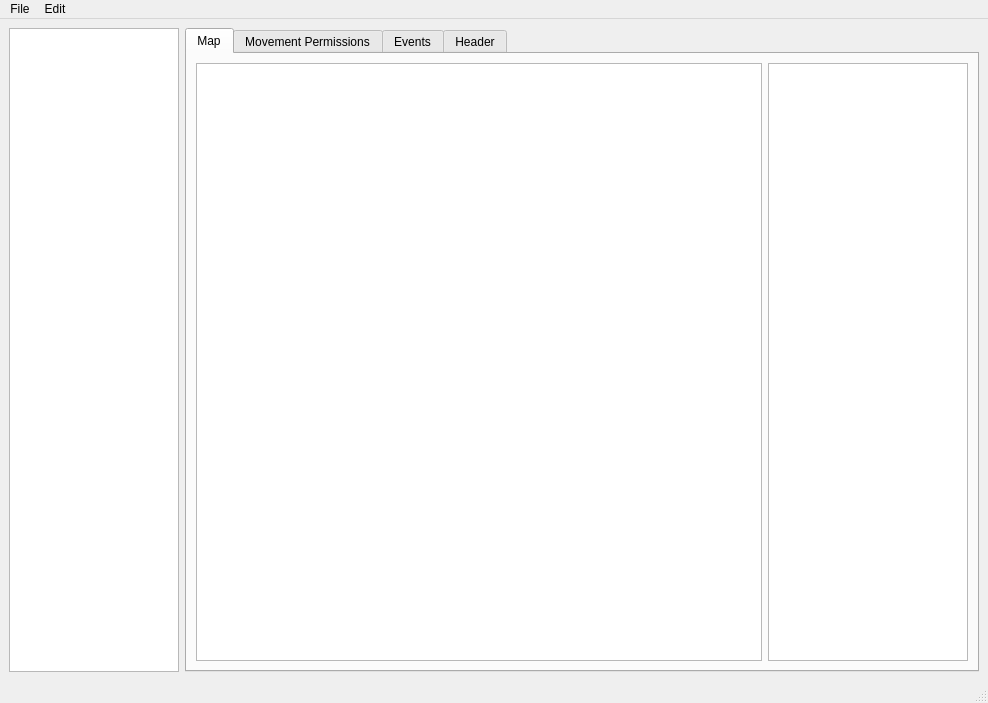
Above: mapped.ui from cosarara/blue-spider before the change. Below: the same form after it.
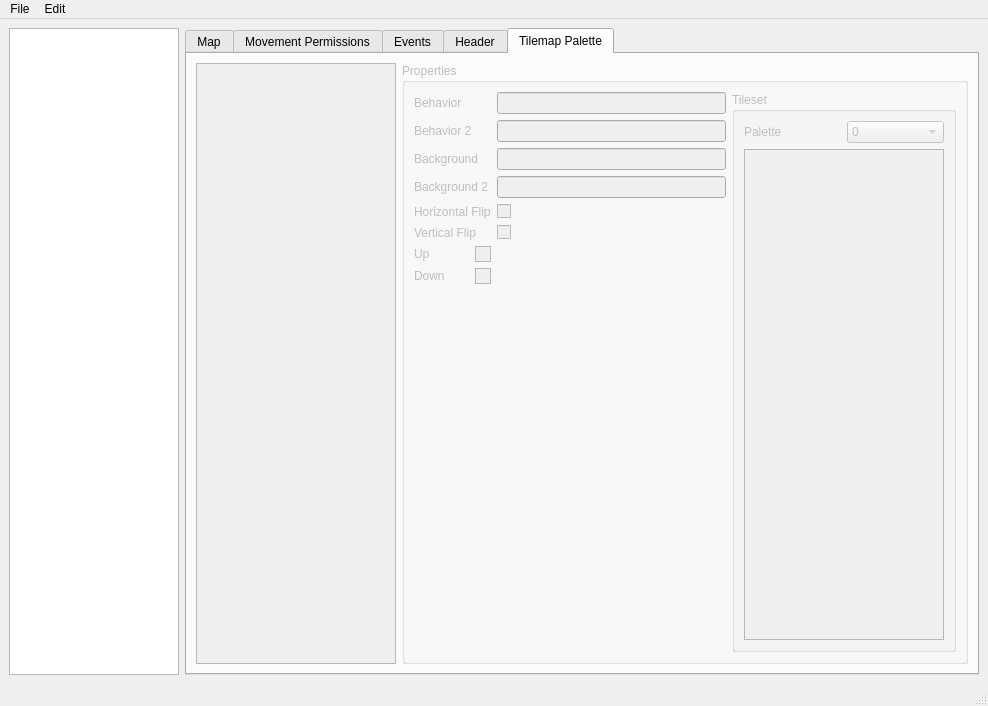
That is the form after the change. The open tabs and pages were chosen to show the change. Icons and pictures are not drawn.

Commit message: New elements in ui, still not used

```diff
--- a/mapped.ui
+++ b/mapped.ui
@@ -7,7 +7,7 @@
     <x>0</x>
     <y>0</y>
     <width>988</width>
-    <height>703</height>
+    <height>706</height>
    </rect>
   </property>
   <property name="sizePolicy">
@@ -2032,6 +2032,324 @@
         </item>
        </layout>
       </widget>
+      <widget class="QWidget" name="PalTab">
+       <property name="enabled">
+        <bool>false</bool>
+       </property>
+       <attribute name="title">
+        <string>Tilemap Palette</string>
+       </attribute>
+       <layout class="QGridLayout" name="gridLayout_7">
+        <item row="0" column="1">
+         <widget class="QGroupBox" name="groupBox_3">
+          <property name="title">
+           <string>Properties</string>
+          </property>
+          <layout class="QHBoxLayout" name="horizontalLayout_2">
+           <item>
+            <layout class="QGridLayout" name="gridLayout_8">
+             <item row="2" column="1">
+              <widget class="QLineEdit" name="lineEdit_3"/>
+             </item>
+             <item row="0" column="1">
+              <widget class="QLineEdit" name="lineEdit"/>
+             </item>
+             <item row="10" column="0">
+              <spacer name="verticalSpacer_2">
+               <property name="orientation">
+                <enum>Qt::Vertical</enum>
+               </property>
+               <property name="sizeHint" stdset="0">
+                <size>
+                 <width>20</width>
+                 <height>40</height>
+                </size>
+               </property>
+              </spacer>
+             </item>
+             <item row="4" column="0">
+              <widget class="QLabel" name="label_48">
+               <property name="text">
+                <string>Horizontal Flip</string>
+               </property>
+              </widget>
+             </item>
+             <item row="5" column="0">
+              <widget class="QLabel" name="label_49">
+               <property name="text">
+                <string>Vertical Flip</string>
+               </property>
+              </widget>
+             </item>
+             <item row="2" column="0">
+              <widget class="QLabel" name="label_45">
+               <property name="text">
+                <string>Background</string>
+               </property>
+              </widget>
+             </item>
+             <item row="4" column="1">
+              <widget class="QCheckBox" name="checkBox">
+               <property name="text">
+                <string/>
+               </property>
+              </widget>
+             </item>
+             <item row="1" column="0">
+              <widget class="QLabel" name="label_44">
+               <property name="text">
+                <string>Behavior 2</string>
+               </property>
+              </widget>
+             </item>
+             <item row="1" column="1">
+              <widget class="QLineEdit" name="lineEdit_2"/>
+             </item>
+             <item row="5" column="1">
+              <widget class="QCheckBox" name="checkBox_2">
+               <property name="text">
+                <string/>
+               </property>
+              </widget>
+             </item>
+             <item row="3" column="0">
+              <widget class="QLabel" name="label_47">
+               <property name="text">
+                <string>Background 2</string>
+               </property>
+              </widget>
+             </item>
+             <item row="3" column="1">
+              <widget class="QLineEdit" name="lineEdit_4"/>
+             </item>
+             <item row="6" column="0">
+              <layout class="QHBoxLayout" name="horizontalLayout_4">
+               <property name="sizeConstraint">
+                <enum>QLayout::SetMinimumSize</enum>
+               </property>
+               <item>
+                <widget class="QLabel" name="label_52">
+                 <property name="sizePolicy">
+                  <sizepolicy hsizetype="Preferred" vsizetype="Minimum">
+                   <horstretch>0</horstretch>
+                   <verstretch>0</verstretch>
+                  </sizepolicy>
+                 </property>
+                 <property name="text">
+                  <string>Up </string>
+                 </property>
+                </widget>
+               </item>
+               <item>
+                <widget class="QGraphicsView" name="tileset_2">
+                 <property name="sizePolicy">
+                  <sizepolicy hsizetype="Fixed" vsizetype="Minimum">
+                   <horstretch>0</horstretch>
+                   <verstretch>0</verstretch>
+                  </sizepolicy>
+                 </property>
+                 <property name="maximumSize">
+                  <size>
+                   <width>16</width>
+                   <height>16</height>
+                  </size>
+                 </property>
+                </widget>
+               </item>
+              </layout>
+             </item>
+             <item row="0" column="0">
+              <widget class="QLabel" name="label_46">
+               <property name="text">
+                <string>Behavior</string>
+               </property>
+              </widget>
+             </item>
+             <item row="7" column="0">
+              <layout class="QHBoxLayout" name="horizontalLayout_5">
+               <property name="sizeConstraint">
+                <enum>QLayout::SetMinimumSize</enum>
+               </property>
+               <item>
+                <widget class="QLabel" name="label_53">
+                 <property name="sizePolicy">
+                  <sizepolicy hsizetype="Preferred" vsizetype="Minimum">
+                   <horstretch>0</horstretch>
+                   <verstretch>0</verstretch>
+                  </sizepolicy>
+                 </property>
+                 <property name="text">
+                  <string>Down </string>
+                 </property>
+                </widget>
+               </item>
+               <item>
+                <widget class="QGraphicsView" name="tileset_3">
+                 <property name="sizePolicy">
+                  <sizepolicy hsizetype="Fixed" vsizetype="Minimum">
+                   <horstretch>0</horstretch>
+                   <verstretch>0</verstretch>
+                  </sizepolicy>
+                 </property>
+                 <property name="maximumSize">
+                  <size>
+                   <width>16</width>
+                   <height>16</height>
+                  </size>
+                 </property>
+                </widget>
+               </item>
+              </layout>
+             </item>
+            </layout>
+           </item>
+           <item>
+            <widget class="QGroupBox" name="groupBox_4">
+             <property name="title">
+              <string>Tileset</string>
+             </property>
+             <layout class="QVBoxLayout" name="verticalLayout">
+              <item>
+               <layout class="QHBoxLayout" name="horizontalLayout">
+                <property name="sizeConstraint">
+                 <enum>QLayout::SetMinimumSize</enum>
+                </property>
+                <item>
+                 <widget class="QLabel" name="label_43">
+                  <property name="sizePolicy">
+                   <sizepolicy hsizetype="Preferred" vsizetype="Minimum">
+                    <horstretch>0</horstretch>
+                    <verstretch>0</verstretch>
+                   </sizepolicy>
+                  </property>
+                  <property name="text">
+                   <string>Palette</string>
+                  </property>
+                 </widget>
+                </item>
+                <item>
+                 <widget class="QComboBox" name="comboBox">
+                  <item>
+                   <property name="text">
+                    <string>0</string>
+                   </property>
+                  </item>
+                  <item>
+                   <property name="text">
+                    <string>1</string>
+                   </property>
+                  </item>
+                  <item>
+                   <property name="text">
+                    <string>2</string>
+                   </property>
+                  </item>
+                  <item>
+                   <property name="text">
+                    <string>3</string>
+                   </property>
+                  </item>
+                  <item>
+                   <property name="text">
+                    <string>4</string>
+                   </property>
+                  </item>
+                  <item>
+                   <property name="text">
+                    <string>5</string>
+                   </property>
+                  </item>
+                  <item>
+                   <property name="text">
+                    <string>6</string>
+                   </property>
+                  </item>
+                  <item>
+                   <property name="text">
+                    <string>7</string>
+                   </property>
+                  </item>
+                  <item>
+                   <property name="text">
+                    <string>8</string>
+                   </property>
+                  </item>
+                  <item>
+                   <property name="text">
+                    <string>9</string>
+                   </property>
+                  </item>
+                  <item>
+                   <property name="text">
+                    <string>10</string>
+                   </property>
+                  </item>
+                  <item>
+                   <property name="text">
+                    <string>11</string>
+                   </property>
+                  </item>
+                  <item>
+                   <property name="text">
+                    <string>12</string>
+                   </property>
+                  </item>
+                 </widget>
+                </item>
+               </layout>
+              </item>
+              <item>
+               <widget class="QGraphicsView" name="tileset">
+                <property name="sizePolicy">
+                 <sizepolicy hsizetype="Fixed" vsizetype="Expanding">
+                  <horstretch>0</horstretch>
+                  <verstretch>0</verstretch>
+                 </sizepolicy>
+                </property>
+                <property name="minimumSize">
+                 <size>
+                  <width>160</width>
+                  <height>0</height>
+                 </size>
+                </property>
+                <property name="maximumSize">
+                 <size>
+                  <width>200</width>
+                  <height>16777215</height>
+                 </size>
+                </property>
+               </widget>
+              </item>
+             </layout>
+            </widget>
+           </item>
+          </layout>
+         </widget>
+        </item>
+        <item row="0" column="0">
+         <widget class="QGraphicsView" name="edPalette">
+          <property name="sizePolicy">
+           <sizepolicy hsizetype="Fixed" vsizetype="Preferred">
+            <horstretch>0</horstretch>
+            <verstretch>0</verstretch>
+           </sizepolicy>
+          </property>
+          <property name="minimumSize">
+           <size>
+            <width>160</width>
+            <height>0</height>
+           </size>
+          </property>
+          <property name="maximumSize">
+           <size>
+            <width>200</width>
+            <height>16777215</height>
+           </size>
+          </property>
+         </widget>
+        </item>
+       </layout>
+      </widget>
      </widget>
     </item>
    </layout>
```
Left out of the diff: 2 changed lines with no effect on the pictures.
